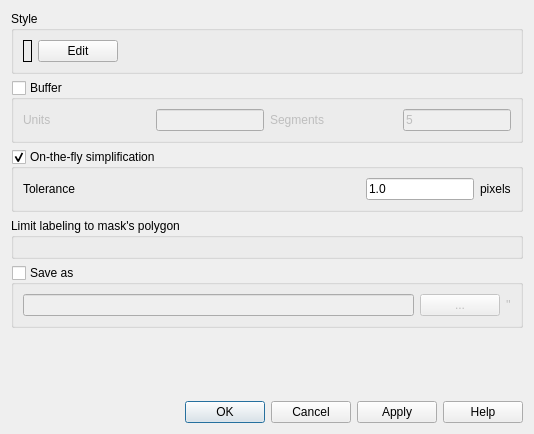
Above: mask/ui/ui_plugin_mask.ui from aeag/mask before the change. Below: the same form after it.
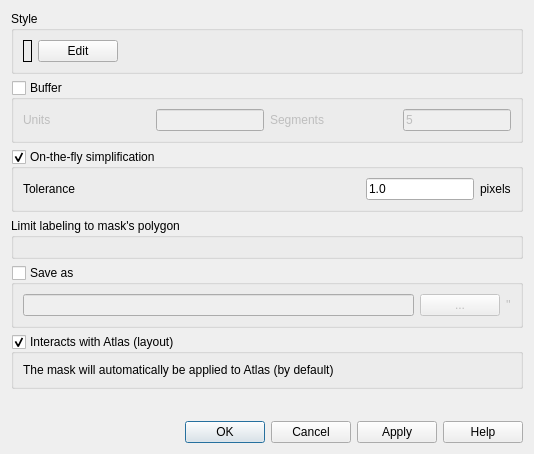
That is the form after the change.

Commit message: Interaction with the atlas is now optional.

```diff
--- a/mask/ui/ui_plugin_mask.ui
+++ b/mask/ui/ui_plugin_mask.ui
@@ -7,7 +7,7 @@
     <x>0</x>
     <y>0</y>
     <width>534</width>
-    <height>434</height>
+    <height>454</height>
    </rect>
   </property>
   <property name="windowTitle">
@@ -259,6 +259,25 @@
      </layout>
     </widget>
    </item>
+   <item>
+    <widget class="QGroupBox" name="atlasInteraction">
+     <property name="title">
+      <string>Interacts with Atlas (layout)</string>
+     </property>
+     <property name="checkable">
+      <bool>true</bool>
+     </property>
+     <layout class="QHBoxLayout" name="horizontalLayout_2">
+      <item>
+       <widget class="QLabel" name="label">
+        <property name="text">
+         <string>The mask will automatically be applied to Atlas (by default)</string>
+        </property>
+       </widget>
+      </item>
+     </layout>
+    </widget>
+   </item>
    <item>
     <spacer name="verticalSpacer">
      <property name="orientation">
```
The commit also changes 6 other files.
